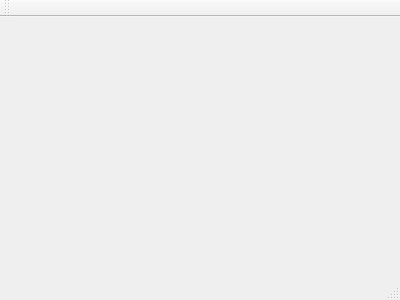
This is NodeToNode/mainwindow.ui in ctag/cpe453 as Qt 5 draws it before an edit. The edited form follows.
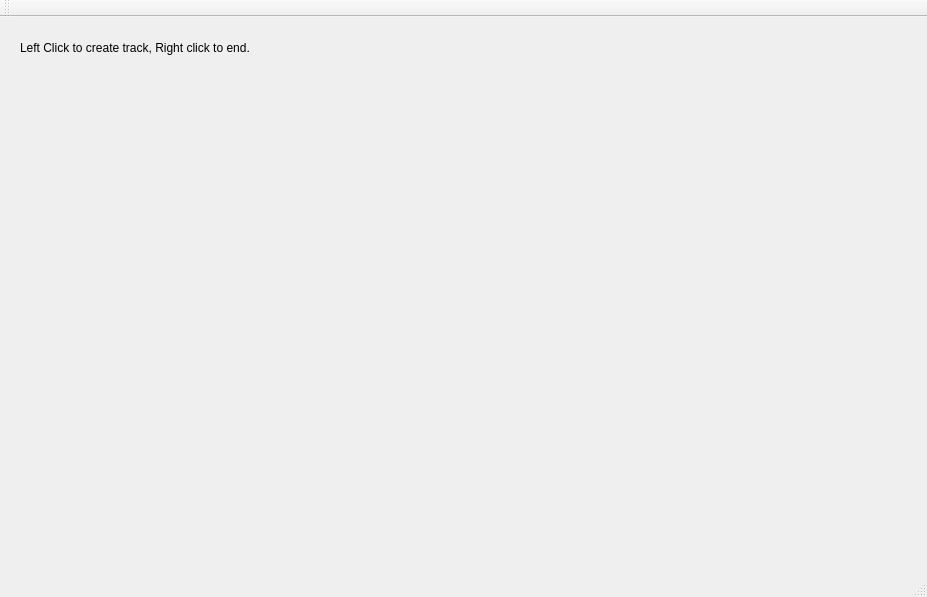
This is the edited form.

What changed in the file:
```diff
--- a/NodeToNode/mainwindow.ui
+++ b/NodeToNode/mainwindow.ui
@@ -6,14 +6,34 @@
    <rect>
     <x>0</x>
     <y>0</y>
-    <width>400</width>
-    <height>300</height>
+    <width>927</width>
+    <height>597</height>
    </rect>
   </property>
   <property name="windowTitle">
    <string>MainWindow</string>
   </property>
-  <widget class="QWidget" name="centralWidget"/>
+  <widget class="QWidget" name="centralWidget">
+   <property name="cursor">
+    <cursorShape>CrossCursor</cursorShape>
+   </property>
+   <property name="mouseTracking">
+    <bool>true</bool>
+   </property>
+   <widget class="QLabel" name="label">
+    <property name="geometry">
+     <rect>
+      <x>20</x>
+      <y>20</y>
+      <width>391</width>
+      <height>21</height>
+     </rect>
+    </property>
+    <property name="text">
+     <string>Left Click to create track, Right click to end.</string>
+    </property>
+   </widget>
+  </widget>
   <widget class="QMenuBar" name="menuBar">
    <property name="geometry">
     <rect>
```
Left out of the diff: 5 changed lines with no effect on the pictures.
